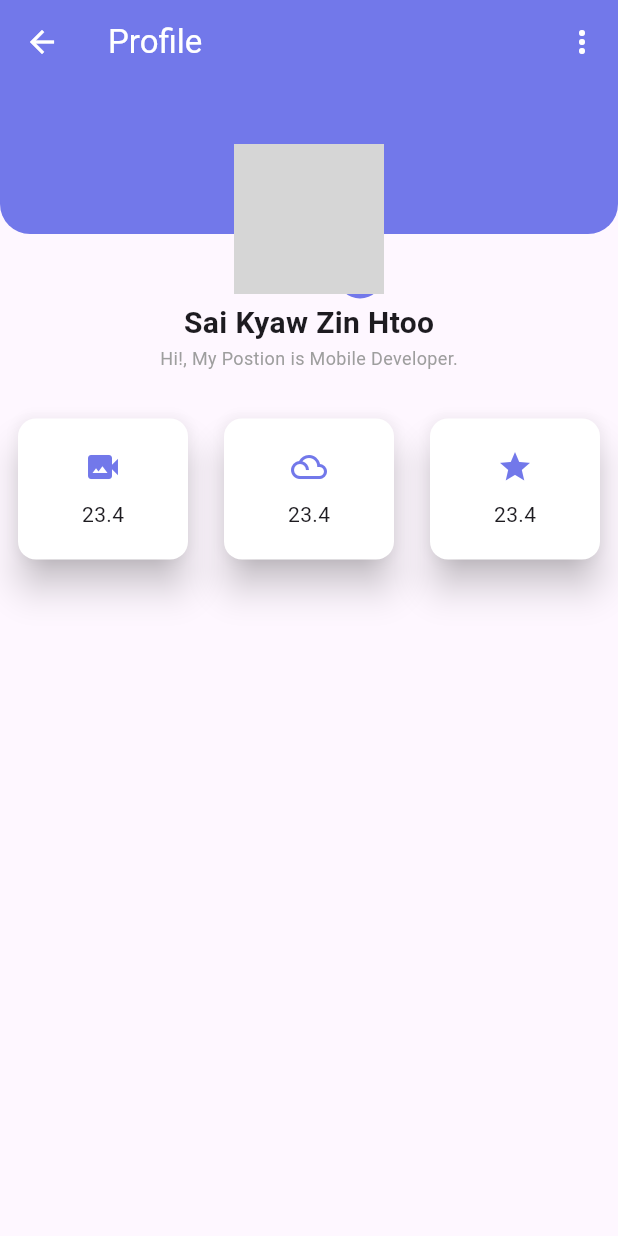
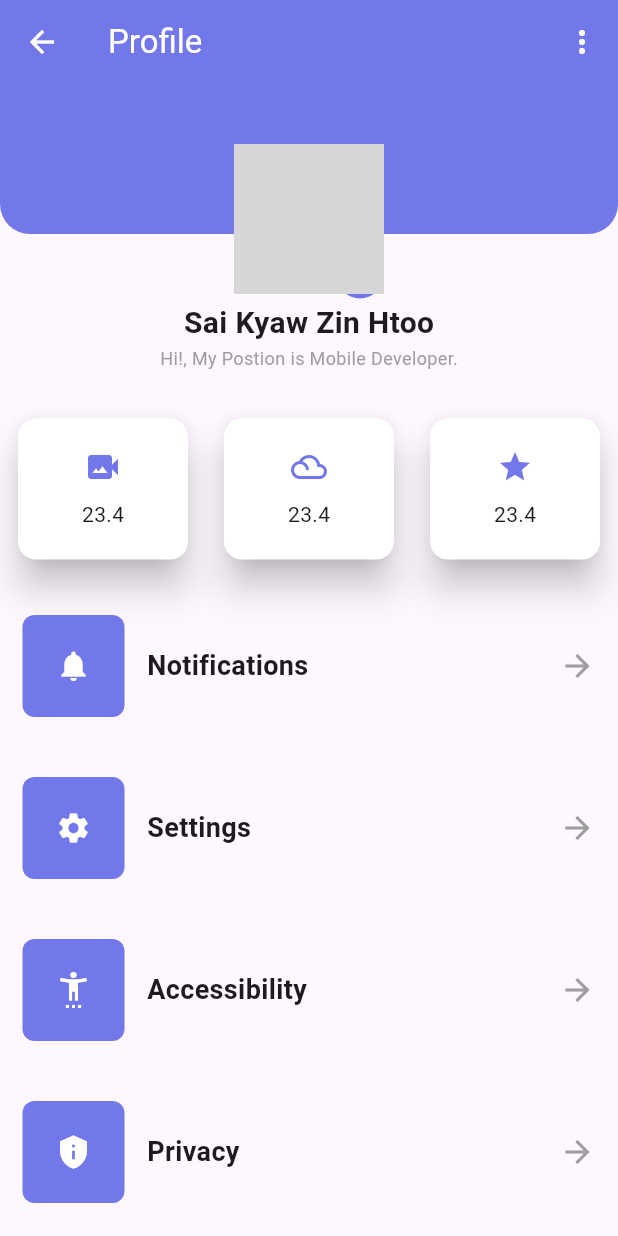
Before and after one commit to SaiKyawZinHtoo/Flutter_Test, a Flutter app: the screen it shows after launch, on a phone screen of 412 x 824 dp. Run offline on Flutter 3.47's test engine with Material 3 defaults, Android fonts, the phone set to English and light mode, and no system bars; missing offline and left inert: dart:ffi; network calls fail; grey boxes are pictures that could not be loaded.

Commit message:
make profile ui complete

```diff
--- a/testing_flutter_project/lib/widgets/profile_test.dart
+++ b/testing_flutter_project/lib/widgets/profile_test.dart
@@ -7,15 +7,23 @@ class ProfileTest extends StatelessWidget {
 
   @override
   Widget build(BuildContext context) {
-    const  color = Color(0xff7278ea);
+    const color = Color(0xff7278ea);
     const avatar_image = "https://avatar.iran.liara.run/public/40";
     return Scaffold(
       appBar: AppBar(
-        backgroundColor:color ,
+        backgroundColor: color,
         foregroundColor: Colors.white,
-        leading: IconButton(onPressed: () {}, icon: const Icon(Icons.arrow_back),),
+        leading: IconButton(
+          onPressed: () {},
+          icon: const Icon(Icons.arrow_back),
+        ),
         title: const Text("Profile"),
-        actions: [IconButton(onPressed: () {}, icon: const Icon(Icons.more_vert_outlined),),],
+        actions: [
+          IconButton(
+            onPressed: () {},
+            icon: const Icon(Icons.more_vert_outlined),
+          ),
+        ],
       ),
       body: Column(
         children: [
@@ -27,7 +35,10 @@ class ProfileTest extends StatelessWidget {
                 height: 100,
                 decoration: const BoxDecoration(
                   color: color,
-                borderRadius: BorderRadius.only(bottomLeft: Radius.circular(20), bottomRight: Radius.circular(20),),
+                  borderRadius: BorderRadius.only(
+                    bottomLeft: Radius.circular(20),
+                    bottomRight: Radius.circular(20),
+                  ),
                 ),
               ),
               Positioned(
@@ -42,7 +53,9 @@ class ProfileTest extends StatelessWidget {
                       decoration: BoxDecoration(
                         shape: BoxShape.circle,
                         color: Colors.red,
-                        image: const DecorationImage(image: const NetworkImage(avatar_image),),
+                        image: const DecorationImage(
+                          image: const NetworkImage(avatar_image),
+                        ),
                       ),
                     ),
                     Positioned(
@@ -54,36 +67,153 @@ class ProfileTest extends StatelessWidget {
                             shape: BoxShape.circle,
                             color: color,
                           ),
-                        child: const Icon(Icons.edit,
+                          child: const Icon(
+                            Icons.edit,
                             size: 18,
-                        color: Colors.white,)
-                      ),
+                            color: Colors.white,
+                          )),
                     )
                   ],
                 ),
               )
             ],
           ),
-          const SizedBox(height: 45,),
-          const Text("Sai Kyaw Zin Htoo", style: TextStyle(fontWeight: FontWeight.bold, fontSize: 20),),
-          const Text("Hi!, My Postion is Mobile Developer.", style: TextStyle(fontSize: 12, color: Colors.grey),),
-          const SizedBox(height: 20,),
+          const SizedBox(
+            height: 45,
+          ),
+          const Text(
+            "Sai Kyaw Zin Htoo",
+            style: TextStyle(fontWeight: FontWeight.bold, fontSize: 20),
+          ),
+          const Text(
+            "Hi!, My Postion is Mobile Developer.",
+            style: TextStyle(fontSize: 12, color: Colors.grey),
+          ),
+          const SizedBox(
+            height: 20,
+          ),
           const Row(
             mainAxisAlignment: MainAxisAlignment.spaceEvenly,
             children: [
-              Expanded(child: Padding(
+              Expanded(
+                child: Padding(
                   padding: EdgeInsets.all(8.0),
-                child: ItemCard( icons: Icon(Icons.video_camera_back,color: color,), text: "23.4",),
+                  child: ItemCard(
+                    icons: Icon(
+                      Icons.video_camera_back,
+                      color: color,
+                    ),
+                    text: "23.4",
+                  ),
+                ),
+              ),
+              Expanded(
+                child: Padding(
+                  padding: EdgeInsets.all(8.0),
+                  child: ItemCard(
+                    icons: Icon(
+                      Icons.filter_drama,
+                      color: color,
+                    ),
+                    text: "23.4",
+                  ),
+                ),
+              ),
+              Expanded(
+                child: Padding(
+                  padding: EdgeInsets.all(8.0),
+                  child: ItemCard(
+                    icons: Icon(
+                      Icons.star,
+                      color: color,
+                    ),
+                    text: "23.4",
+                  ),
+                ),
+              ),
+            ],
+          ),
+          const SizedBox(
+            height: 10,
+          ),
+          const ItemContainer(
+            iconData: Icons.notifications,
+            text: "Notifications",
+          ),
+          const SizedBox(
+            height: 10,
+          ),
+          const ItemContainer(
+            iconData: Icons.settings,
+            text: "Settings",
+          ),
+          const SizedBox(
+            height: 10,
+          ),
+          const ItemContainer(
+            iconData: Icons.settings_accessibility,
+            text: "Accessibility",
+          ),
+          const SizedBox(
+            height: 10,
+          ),
+          const ItemContainer(
+            iconData: Icons.privacy_tip,
+            text: "Privacy",
+          ),
+          const SizedBox(
+            height: 10,
+          ),
+          Container(
+            color: color,
+            alignment: Alignment.center,
+            width: double.infinity,
+            height: 46,
+            child: const Text(
+              "Sign Out",
+              style: TextStyle(
+                  color: Colors.white,
+                  fontWeight: FontWeight.bold,
+                  fontSize: 20),
+            ),
+          )
+        ],
+      ),
+    );
+  }
+}
+
+class ItemContainer extends StatelessWidget {
+  const ItemContainer({super.key, required this.iconData, required this.text});
+
+  final IconData iconData;
+  final String text;
+
+  @override
+  Widget build(BuildContext context) {
+    const color = Color(0xff7278ea);
+    return Padding(
+      padding: const EdgeInsets.symmetric(horizontal: 15, vertical: 15),
+      child: Row(
+        children: [
+          Container(
+            padding: const EdgeInsets.all(22),
+            margin: const EdgeInsets.only(right: 15),
+            decoration: BoxDecoration(
+                color: color, borderRadius: BorderRadius.circular(8)),
+            child: Icon(
+              iconData,
+              color: Colors.white,
+            ),
+          ),
+          Expanded(
+              child: Text(
+            text,
+            style: const TextStyle(fontWeight: FontWeight.bold, fontSize: 18),
           )),
-              Expanded(child: Padding(
-                padding: EdgeInsets.all(8.0),
-                child: ItemCard( icons: Icon(Icons.filter_drama,color: color,), text: "23.4",),
-              )),
-              Expanded(child: Padding(
-                padding: EdgeInsets.all(8.0),
-                child: ItemCard( icons: Icon(Icons.star,color: color,), text: "23.4",),
-              )),
-            ],
+          const Icon(
+            Icons.arrow_forward,
+            color: Colors.grey,
           )
         ],
       ),
@@ -92,11 +222,7 @@ class ProfileTest extends StatelessWidget {
 }
 
 class ItemCard extends StatelessWidget {
-  const ItemCard({
-    super.key,
-    required this.icons,
-    required this.text
-  });
+  const ItemCard({super.key, required this.icons, required this.text});
 
   final Icon icons;
   final String text;
@@ -111,7 +237,9 @@ class ItemCard extends StatelessWidget {
         child: Column(
           children: [
             icons,
-            const SizedBox(height: 10,),
+            const SizedBox(
+              height: 10,
+            ),
             Text(text),
           ],
         ),
```
Lines whose indentation alone changed are shown as unchanged.
